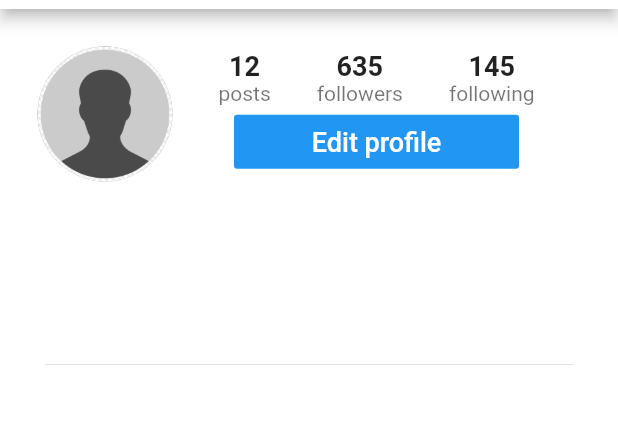
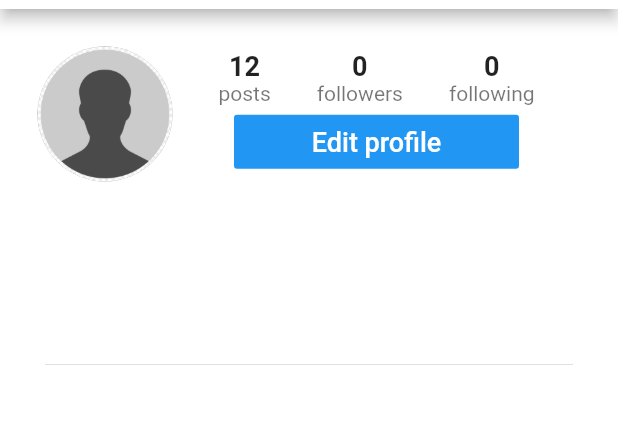
Before and after one commit to resmony/InstagramClone, a Flutter app: the screen it shows once a user with an empty profile is signed in, swiped to page 5, on a phone screen of 412 x 824 dp, the part 75-499 px from its top. Run offline on Flutter 3.47's test engine with Material 2 defaults, Android fonts, the phone set to English and light mode, and no system bars; our stand-ins replace cached_network_image, cloud_firestore, firebase_auth, firebase_storage, flutter_image_compress, image_cropper and 1 more; accounts and stored records are empty.

Commit message:
some database services

```diff
--- a/lib/pages/edit_profile_page.dart
+++ b/lib/pages/edit_profile_page.dart
@@ -133,7 +133,7 @@ class _EditProfilePageState extends State<EditProfilePage> {
   }
 
   void _submit() async {
-    if (_formKey.currentState.validate()) {
+    if (_formKey.currentState.validate() && !_isLoading) {
       _formKey.currentState.save();
       setState(() {
         _isLoading = true;
--- a/lib/pages/home_page.dart
+++ b/lib/pages/home_page.dart
@@ -27,6 +27,8 @@ class _HomePageState extends State<HomePage> {
 
   @override
   Widget build(BuildContext context) {
+    final String currentUserId = Provider.of<UserData>(context).currentUserId;
+
     return Scaffold(
       body: PageView(
         controller: _pageController,
@@ -35,7 +37,7 @@ class _HomePageState extends State<HomePage> {
           SearchPage(),
           CreatePostPage(),
           ActivityPage(),
-          ProfilePage(userId: Provider.of<UserData>(context).currentUserId)
+          ProfilePage(userId: currentUserId, currentUserId: currentUserId,)
         ],
         onPageChanged: (int index) {
           setState(() {
@@ -67,7 +69,7 @@ class _HomePageState extends State<HomePage> {
                 size: 32,
               ),
             ),
-            BottomNavigationBarItem(
+          BottomNavigationBarItem(
               icon: Icon(
                 Icons.photo_camera,
                 size: 32,
--- a/lib/pages/profile_page.dart
+++ b/lib/pages/profile_page.dart
@@ -1,19 +1,116 @@
 import 'package:cached_network_image/cached_network_image.dart';
 import 'package:flutter/material.dart';
+import 'package:instagram/models/user_data.dart';
 import 'package:instagram/models/user_model.dart';
 import 'package:instagram/pages/edit_profile_page.dart';
+import 'package:instagram/services/database_service.dart';
 import 'package:instagram/utils/constants.dart';
+import 'package:provider/provider.dart';
 
 class ProfilePage extends StatefulWidget {
   final String userId;
+  final String currentUserId;
 
-  ProfilePage({Key key, this.userId}) : super(key: key);
+  ProfilePage({Key key, this.userId, this.currentUserId}) : super(key: key);
 
   @override
   _ProfilePageState createState() => _ProfilePageState();
 }
 
 class _ProfilePageState extends State<ProfilePage> {
+  bool isFollowing = false;
+  int followingCount = 0;
+  int followersCount = 0;
+
+  @override
+  void initState() {
+    super.initState();
+    _setupIsFollowing();
+    _setupFollowing();
+    _setupFollowers();
+  }
+
+  _setupIsFollowing() async {
+    bool isFollowingUser = await DatabaseService.isFollowingUser(
+        currentUserId: widget.currentUserId, userId: widget.userId);
+    setState(() {
+      isFollowing = isFollowingUser;
+    });
+  }
+
+  _setupFollowers() async {
+    int userFollowerCount = await DatabaseService.numFollowers(widget.userId);
+    setState(() {
+      followersCount = userFollowerCount;
+    });
+  }
+
+  _setupFollowing() async {
+    int userFollowingCount = await DatabaseService.numFollowing(widget.userId);
+    setState(() {
+      followingCount = userFollowingCount;
+    });
+  }
+
+  _followOrUnfollow() {
+    if (isFollowing) {
+  _unfollowUser();
+    } else {
+      _followUser();
+    }
+  }
+
+  _unfollowUser() {
+    DatabaseService.unfollowUser(currentUserId: widget.currentUserId, userId:widget.userId);
+    setState(() {
+      isFollowing = false;
+      followersCount--;
+    });
+  }
+
+  _followUser() {
+    DatabaseService.followUser(currentUserId: widget.currentUserId, userId:widget.userId);
+    setState(() {
+      isFollowing = true;
+      followersCount++;
+    });
+  }
+
+  _displayButton(User user) {
+    return user.id == Provider.of<UserData>(context).currentUserId
+        ? Container(
+            width: 190,
+            child: FlatButton(
+              color: Colors.blue,
+              textColor: Colors.white,
+              child: Text(
+                'Edit profile',
+                style: TextStyle(
+                  fontSize: 18,
+                ),
+              ),
+              onPressed: () => Navigator.push(
+                  context,
+                  MaterialPageRoute(
+                      builder: (_) => EditProfilePage(user: user))),
+            ),
+          )
+        : Container(
+            width: 190,
+            child: FlatButton(
+              color: isFollowing ? Colors.grey[200] : Colors.blue,
+              textColor: isFollowing ? Colors.black : Colors.white,
+              child: Text(
+                isFollowing ? 'Unfollow' : 'Follow',
+                style: TextStyle(
+                  fontSize: 18,
+                ),
+              ),
+              onPressed: _followOrUnfollow,
+            ),
+          );
+  }
+
   @override
   Widget build(BuildContext context) {
     return Scaffold(
@@ -29,12 +126,15 @@ class _ProfilePageState extends State<ProfilePage> {
             ),
           ),
         ),
-        actions: <Widget>[
-          IconButton(
-            icon: Icon(Icons.brightness_low),
-            onPressed: () => ('configurations tap'),
-          )
-        ],
+        //centerTitle: true,
+        actions: widget.currentUserId == widget.userId
+            ? <Widget>[
+                IconButton(
+                  icon: Icon(Icons.brightness_low),
+                  onPressed: () => ('configurations tap'),
+                )
+              ]
+            : null,
       ),
       backgroundColor: Colors.white,
       body: FutureBuilder(
@@ -79,7 +179,7 @@ class _ProfilePageState extends State<ProfilePage> {
                                 ),
                                 Column(
                                   children: <Widget>[
-                                    Text('635',
+                                    Text(followersCount.toString(),
                                         style: TextStyle(
                                             fontSize: 18,
                                             fontWeight: FontWeight.w600)),
@@ -90,7 +190,7 @@ class _ProfilePageState extends State<ProfilePage> {
                                 ),
                                 Column(
                                   children: <Widget>[
-                                    Text('145',
+                                    Text(followingCount.toString(),
                                         style: TextStyle(
                                             fontSize: 18,
                                             fontWeight: FontWeight.w600)),
@@ -101,24 +201,7 @@ class _ProfilePageState extends State<ProfilePage> {
                                 )
                               ],
                             ),
-                            Container(
-                              width: 190,
-                              child: FlatButton(
-                                color: Colors.blue,
-                                textColor: Colors.white,
-                                child: Text(
-                                  'Edit profile',
-                                  style: TextStyle(
-                                    fontSize: 18,
-                                  ),
-                                ),
-                                onPressed: () => Navigator.push(
-                                    context,
-                                    MaterialPageRoute(
-                                        builder: (_) =>
-                                            EditProfilePage(user: user))),
-                              ),
-                            )
+                            _displayButton(user)
                           ],
                         ),
                       )
--- a/lib/pages/search_page.dart
+++ b/lib/pages/search_page.dart
@@ -1,9 +1,11 @@
 import 'package:cloud_firestore/cloud_firestore.dart';
 import 'package:flutter/material.dart';
+import 'package:instagram/models/user_data.dart';
 import 'package:instagram/models/user_model.dart';
 import 'package:instagram/pages/profile_page.dart';
 import 'package:instagram/services/database_service.dart';
 import 'package:instagram/utils/media_helper.dart';
+import 'package:provider/provider.dart';
 
 class SearchPage extends StatefulWidget {
   SearchPage({Key key}) : super(key: key);
@@ -26,7 +28,7 @@ class _SearchPageState extends State<SearchPage> {
       onTap: () => Navigator.push(
         context,
         MaterialPageRoute(
-          builder: (_) => ProfilePage(userId: user.id),
+          builder: (_) => ProfilePage(currentUserId: Provider.of<UserData>(context).currentUserId, userId: user.id),
         ),
       ),
     );
--- a/lib/services/database_service.dart
+++ b/lib/services/database_service.dart
@@ -1,3 +1,6 @@
+import 'dart:async';
+import 'dart:core';
+
 import 'package:cloud_firestore/cloud_firestore.dart';
 import 'package:instagram/models/post_model.dart';
 import 'package:instagram/models/user_model.dart';
@@ -14,10 +17,8 @@ class DatabaseService {
   }
 
   static Future<QuerySnapshot> searchUsers(String query) async {
-    Future<QuerySnapshot> users = usersRef
-        .where('name'.toLowerCase(),
-            isGreaterThanOrEqualTo: query.toLowerCase())
-        .getDocuments();
+    Future<QuerySnapshot> users =
+        usersRef.where('name', isGreaterThanOrEqualTo: query).getDocuments();
     return users;
   }
 
@@ -30,4 +31,70 @@ class DatabaseService {
       'timestamp': post.timestamp
     });
   }
+
+  static void followUser({String currentUserId, String userId}) {
+    // add user to current user's following collection
+    followingRef
+        .document(currentUserId)
+        .collection('userFollowing')
+        .document(userId)
+        .setData({});
+    // add current user to user's followers collection
+    followersRef
+        .document(userId)
+        .collection('userFollowers')
+        .document(currentUserId)
+        .setData({});
+  }
+
+  static void unfollowUser({String currentUserId, String userId}) {
+    // remove user from current user's following collection
+    followingRef
+        .document(currentUserId)
+        .collection('userFollowing')
+        .document(userId)
+        .get()
+        .then((doc) {
+      if (doc.exists) {
+        doc.reference.delete();
+      }
+    });
+    // remove current user from user's followers collection
+    followersRef
+        .document(userId)
+        .collection('userFollowers')
+        .document(currentUserId)
+        .get()
+        .then((doc) {
+      if (doc.exists) {
+        doc.reference.delete();
+      }
+    });
+  }
+
+  static Future<bool> isFollowingUser(
+      {String currentUserId, String userId}) async {
+    DocumentSnapshot followingDoc = await followersRef
+        .document(userId)
+        .collection('userFollowers')
+        .document()
+        .get();
+    return followingDoc.exists;
+  }
+
+  static Future<int> numFollowing(String userId) async {
+  QuerySnapshot followingSnapshot = await followingRef
+        .document(userId)
+        .collection('userFollowing')
+        .getDocuments();
+    return followingSnapshot.documents.length;
+  }
+
+  static Future<int> numFollowers(String userId) async {
+    QuerySnapshot followersSnapshot = await followersRef
+        .document(userId)
+        .collection('userFollowers')
+        .getDocuments();
+    return followersSnapshot.documents.length;
+  }
 }
--- a/lib/utils/constants.dart
+++ b/lib/utils/constants.dart
@@ -5,3 +5,5 @@ final _firestore = Firestore.instance;
 final storageRef = FirebaseStorage.instance.ref();
 final usersRef = _firestore.collection('users');
 final postsRef = _firestore.collection('posts');
+final followersRef = _firestore.collection('followers');
+final followingRef = _firestore.collection('following');
```
Also changed, not shown: lib/pages/login_page.dart (+6 -1 lines), lib/pages/signup_page.dart (+7 -3 lines), 3 other files.
